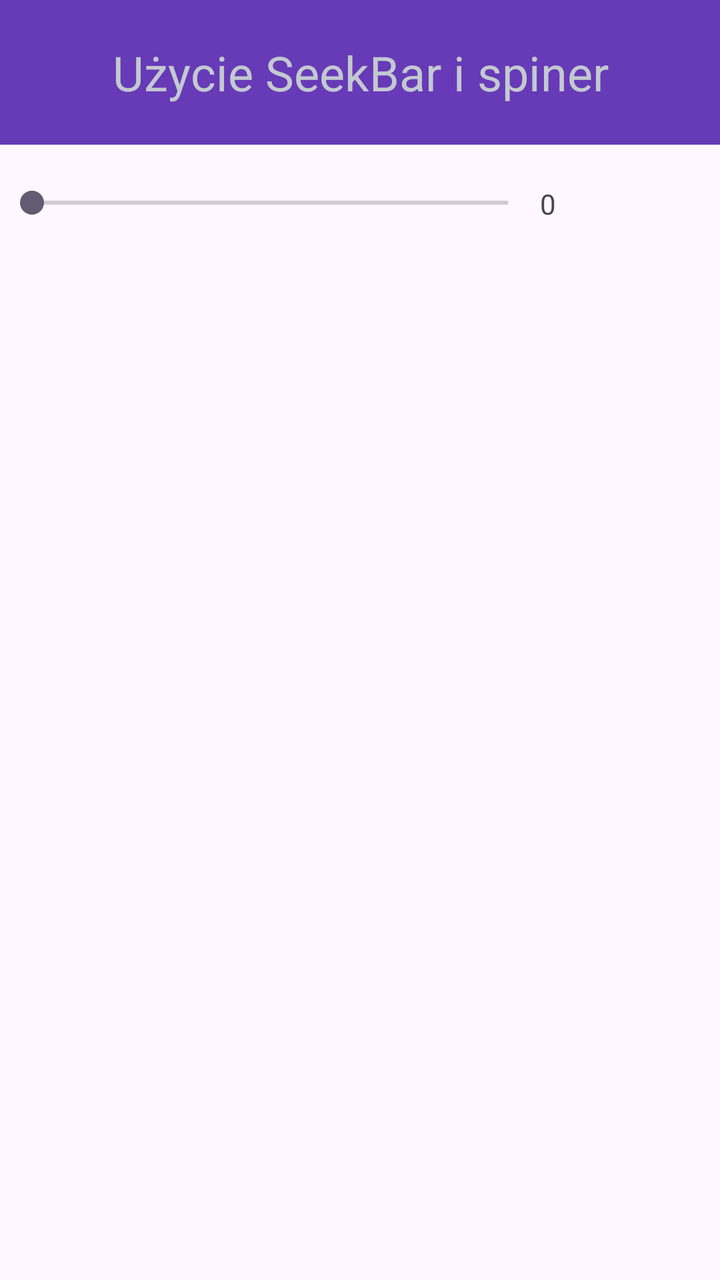
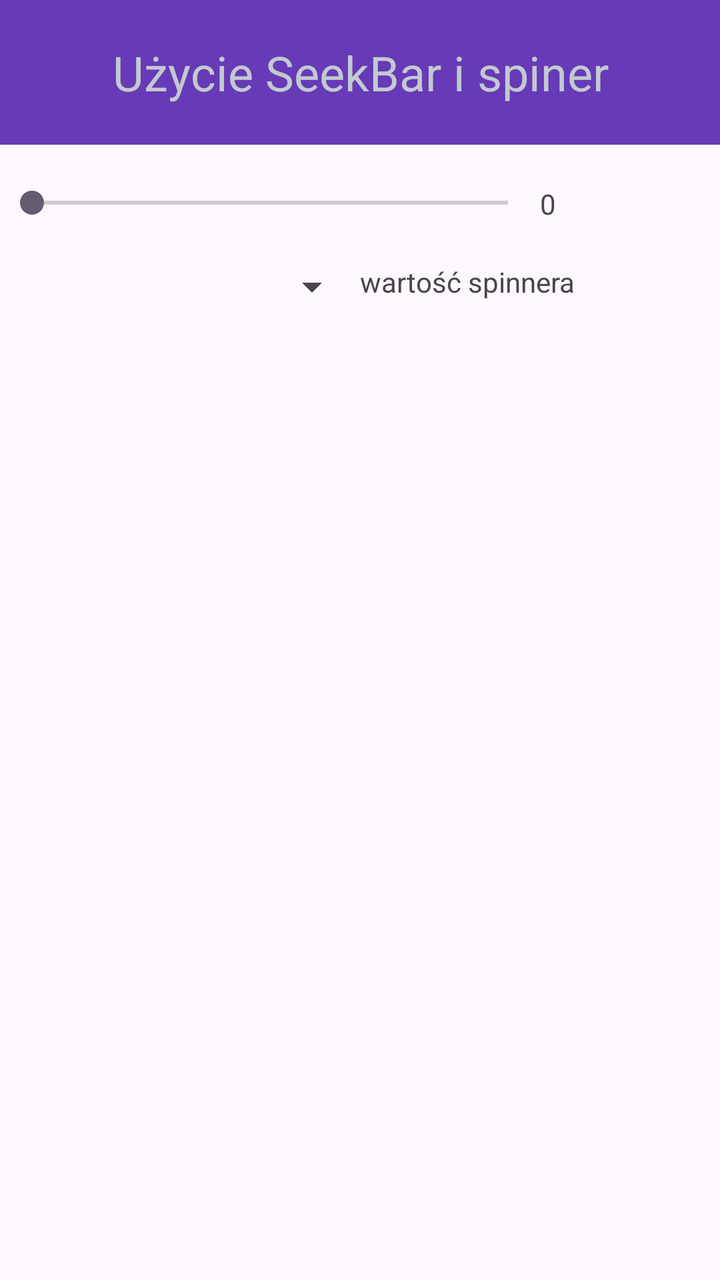

An Android layout rendered at two revisions. The XML below is the earlier revision; the diff shows what the commit changed to produce the second picture.
<!-- AndroidManifest.xml: application theme Theme.Cw3_seeker -->
<!-- res/layout/activity_main.xml -->
<?xml version="1.0" encoding="utf-8"?>
<LinearLayout xmlns:android="http://schemas.android.com/apk/res/android"
    xmlns:app="http://schemas.android.com/apk/res-auto"
    xmlns:tools="http://schemas.android.com/tools"
    android:id="@+id/main"
    android:layout_width="match_parent"
    android:layout_height="match_parent"
    android:orientation="vertical"
    tools:context=".MainActivity" >

    <TextView
        android:id="@+id/textView"
        android:layout_width="match_parent"
        android:layout_height="wrap_content"
        android:background="#673AB7"
        android:padding="20dp"
        android:text="Użycie SeekBar i spiner"
        android:textAlignment="center"
        android:textColor="#C2C9D0"
        android:textSize="24sp" />

    <LinearLayout
        android:layout_width="match_parent"
        android:layout_height="wrap_content"
        android:layout_marginTop="20dp"
        android:layout_marginBottom="20dp"
        android:orientation="horizontal">

        <SeekBar
            android:id="@+id/seekBar"
            android:layout_width="0dp"
            android:layout_height="wrap_content"

            android:layout_weight="3"
            android:max="100"
            android:progress="0" />

        <TextView
            android:id="@+id/tVSeekbar"
            android:layout_width="0dp"
            android:layout_height="wrap_content"
            android:layout_weight="1"
            android:text="0" />
    </LinearLayout>
</LinearLayout>
<!-- resources referenced by this layout -->
<resources>
  <style name="Theme.Cw3_seeker" parent="Base.Theme.Cw3_seeker" />
  <style name="Base.Theme.Cw3_seeker" parent="Theme.Material3.DayNight.NoActionBar">
          
          
      </style>
</resources>

<!-- the commit's change to res/layout/activity_main.xml (unified diff, before → after) -->
@@ -42,4 +42,20 @@
             android:layout_weight="1"
             android:text="0" />
     </LinearLayout>
+    <LinearLayout
+        android:layout_width="match_parent"
+        android:layout_height="wrap_content"
+        android:orientation="horizontal">
+        <Spinner
+            android:id="@+id/spinner"
+            android:layout_width="0dp"
+            android:layout_height="wrap_content"
+            android:layout_weight="1" />
+        <TextView
+            android:id="@+id/tVSpinner"
+            android:layout_width="0dp"
+            android:layout_height="wrap_content"
+            android:layout_weight="1"
+            android:text="wartość spinnera" />
+    </LinearLayout>
 </LinearLayout>
